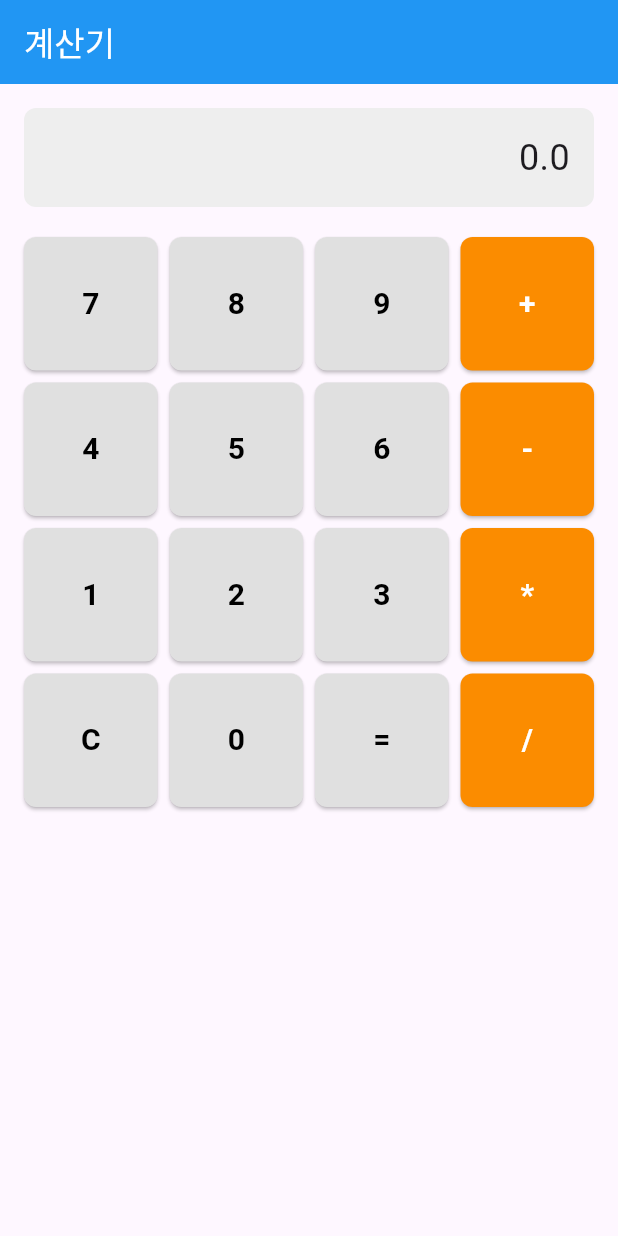
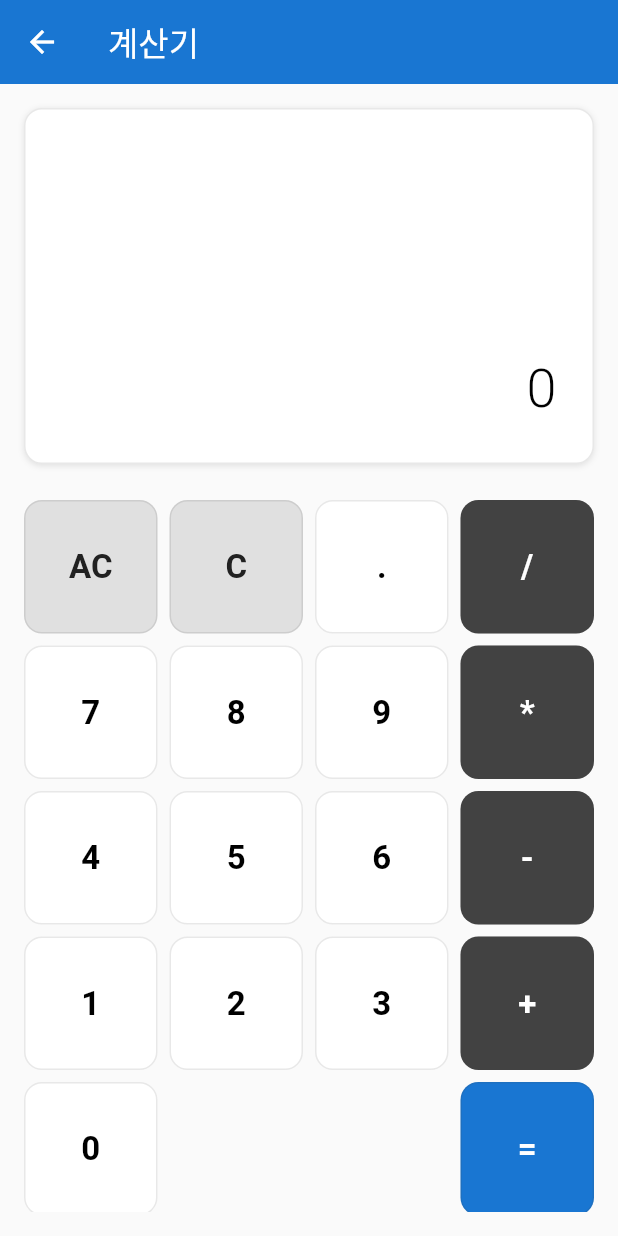
Before and after one commit to camai/flutterplay, a Flutter app: the screen it shows after launch, after a tap on "계산기", on a phone screen of 412 x 824 dp. Run offline on Flutter 3.47's test engine with Material 3 defaults, Android fonts, the phone set to English and light mode, and no system bars.

Commit message:
feat: Calculator 화면 리펙토링 및 기능 구현
- Calculator 화면 리펙토링 : ViewModel을 추가하여 logic과 state 분리
- Fixible and FittedBox를 사용하여 UI 개선

```diff
--- a/lib/screens/calculator_home_screen.dart
+++ b/lib/screens/calculator_home_screen.dart
@@ -1,118 +1,127 @@
 
 import 'package:flutter/material.dart';
+import 'package:provider/provider.dart';
+import '../design_system/app_design_system.dart';
+import '../viewmodels/calculator_viewmodel.dart';
 
-void main() => runApp(Calculator());
+typedef ButtonCallback = void Function(String key);
 
 class Calculator extends StatelessWidget {
+  const Calculator({super.key});
+
   @override
   Widget build(BuildContext context) {
-    return MaterialApp(
-      home: CalculatorScreen(),
+    return ChangeNotifierProvider(
+      create: (context) => CalculatorViewModel(),
+      child: const CalculatorScreen(),
     );
   }
 }
 
-typedef BufferFunc = void Function(String key);
-const List<String> OPERATORS = ['+', '-', '*', '/'];
+class CalculatorScreen extends StatefulWidget {
+  const CalculatorScreen({super.key});
 
-class CalculatorScreen extends StatefulWidget {
   @override
-  State<CalculatorScreen> createState() => CalculatorState();
+  State<CalculatorScreen> createState() => _CalculatorScreenState();
 }
 
-class CalculatorState extends State<CalculatorScreen> {
-  double text = 0;
-  String buffer = '';
-  double op1 = 0;
-  double op2 = 0;
-  String operator = '';
-
-  void numberPressed(String key) {
-    if (key == 'C') {
-      buffer = '';
-      showResult(0);
-    } else if (OPERATORS.contains(key)) {
-      op1 = double.parse(buffer);
-      operator = key;
-      buffer = '';
-    } else if (key == '=') {
-      op2 = double.parse(buffer);
-      calculate(op1, op2, operator);
-      buffer = '';
-    } else {
-      buffer += key;
-    }
-  }
-
-  void calculate(double op1, double op2, String operator) {
-    double res = 0.0;
-    if (operator == "+") res = op1 + op2;
-    if (operator == "-") res = op1 - op2;
-    if (operator == '*') res = op1 * op2;
-    if (operator == '/') res = op1 / op2;
-    showResult(res);
-  }
-
-  void showResult(double num) {
-    setState(() {
-      text = num;
-    });
-  }
-
+class _CalculatorScreenState extends State<CalculatorScreen> {
   @override
   Widget build(BuildContext context) {
+    final viewModel = Provider.of<CalculatorViewModel>(context);
+
     return Scaffold(
       appBar: AppBar(
         title: const Text('계산기'),
-        backgroundColor: Colors.blue,
-        foregroundColor: Colors.white,
+        backgroundColor: AppColors.primary,
+        foregroundColor: AppColors.onPrimary,
+        elevation: 0,
       ),
+      backgroundColor: AppColors.background,
       body: Padding(
-        padding: const EdgeInsets.all(16.0),
+        padding: const EdgeInsets.all(AppSpacing.md),
         child: Column(
           children: [
-            // 결과 표시
-            Container(
-              width: double.infinity,
-              padding: const EdgeInsets.all(16),
-              decoration: BoxDecoration(
-                color: Colors.grey[200],
-                borderRadius: BorderRadius.circular(8),
-              ),
-              child: Text(
-                text.toString(),
-                style: const TextStyle(fontSize: 24),
-                textAlign: TextAlign.right,
+            // 디스플레이 영역
+            Flexible(
+              child: Container(
+                width: double.infinity,
+                padding: const EdgeInsets.all(AppSpacing.lg),
+                decoration: BoxDecoration(
+                  color: AppColors.surface,
+                  borderRadius: BorderRadius.circular(AppRadius.md),
+                  border: Border.all(
+                    color: AppColors.onSurfaceVariant.withOpacity(0.12),
+                    width: 1,
+                  ),
+                  boxShadow: AppShadows.xs,
+                ),
+                child: Column(
+                  crossAxisAlignment: CrossAxisAlignment.end,
+                  mainAxisAlignment: MainAxisAlignment.center,
+                  children: [
+                    if (viewModel.operator.isNotEmpty && !viewModel.waitingForOperand)
+                      Text(
+                        '${viewModel.operand1.toString()} ${viewModel.operator}',
+                        style: AppTypography.bodyMedium.copyWith(
+                          color: AppColors.onSurfaceVariant,
+                        ),
+                      ),
+                    const Spacer(),
+                    FittedBox(
+                      fit: BoxFit.scaleDown,
+                      alignment: Alignment.bottomRight,
+                      child: Text(
+                        viewModel.display,
+                        style: AppTypography.displaySmall.copyWith(
+                          color: viewModel.hasError ? AppColors.error : AppColors.onSurface,
+                          fontWeight: FontWeight.w300,
+                        ),
+                        maxLines: 1,
+                        overflow: TextOverflow.ellipsis,
+                      ),
+                    ),
+                  ],
+                ),
               ),
             ),
-            const SizedBox(height: 20),
+            const SizedBox(height: AppSpacing.lg),
 
             // 버튼 그리드
-            Expanded(
+            Flexible(
+              flex: 2,
               child: GridView.count(
                 crossAxisCount: 4,
-                crossAxisSpacing: 8,
-                mainAxisSpacing: 8,
+                crossAxisSpacing: AppSpacing.sm,
+                mainAxisSpacing: AppSpacing.sm,
                 children: [
-                  CalcButton('7', numberPressed),
-                  CalcButton('8', numberPressed),
-                  CalcButton('9', numberPressed),
-                  FuncButton('+', numberPressed),
+                  // 첫 번째 행
+                  _CalculatorButton('AC', viewModel.onButtonPressed, type: CalculatorButtonType.function),
+                  _CalculatorButton('C', viewModel.onButtonPressed, type: CalculatorButtonType.function),
+                  _CalculatorButton('.', viewModel.onButtonPressed, type: CalculatorButtonType.number),
+                  _CalculatorButton('/', viewModel.onButtonPressed, type: CalculatorButtonType.operator),
 
-                  CalcButton('4', numberPressed),
-                  CalcButton('5', numberPressed),
-                  CalcButton('6', numberPressed),
-                  FuncButton('-', numberPressed),
+                  // 숫자 행들
+                  _CalculatorButton('7', viewModel.onButtonPressed, type: CalculatorButtonType.number),
+                  _CalculatorButton('8', viewModel.onButtonPressed, type: CalculatorButtonType.number),
+                  _CalculatorButton('9', viewModel.onButtonPressed, type: CalculatorButtonType.number),
+                  _CalculatorButton('*', viewModel.onButtonPressed, type: CalculatorButtonType.operator),
 
-                  CalcButton('1', numberPressed),
-                  CalcButton('2', numberPressed),
-                  CalcButton('3', numberPressed),
-                  FuncButton('*', numberPressed),
+                  _CalculatorButton('4', viewModel.onButtonPressed, type: CalculatorButtonType.number),
+                  _CalculatorButton('5', viewModel.onButtonPressed, type: CalculatorButtonType.number),
+                  _CalculatorButton('6', viewModel.onButtonPressed, type: CalculatorButtonType.number),
+                  _CalculatorButton('-', viewModel.onButtonPressed, type: CalculatorButtonType.operator),
 
-                  CalcButton('C', numberPressed),
-                  CalcButton('0', numberPressed),
-                  CalcButton('=', numberPressed),
-                  FuncButton('/', numberPressed),
+                  _CalculatorButton('1', viewModel.onButtonPressed, type: CalculatorButtonType.number),
+                  _CalculatorButton('2', viewModel.onButtonPressed, type: CalculatorButtonType.number),
+                  _CalculatorButton('3', viewModel.onButtonPressed, type: CalculatorButtonType.number),
+                  _CalculatorButton('+', viewModel.onButtonPressed, type: CalculatorButtonType.operator),
+
+                  // 마지막 행
+                  _CalculatorButton('0', viewModel.onButtonPressed, type: CalculatorButtonType.number),
+                  Container(), // 빈 공간
+                  Container(), // 빈 공간
+                  _CalculatorButton('=', viewModel.onButtonPressed, type: CalculatorButtonType.equals),
                 ],
               ),
             ),
@@ -123,52 +132,68 @@ class CalculatorState extends State<CalculatorScreen> {
   }
 }
 
-class CalcButton extends StatelessWidget {
-  final String buttonKey;
-  final BufferFunc func;
+enum CalculatorButtonType { number, operator, function, equals }
 
-  const CalcButton(this.buttonKey, this.func, {super.key});
+class _CalculatorButton extends StatelessWidget {
+  final String label;
+  final ButtonCallback onPressed;
+  final CalculatorButtonType type;
+
+  const _CalculatorButton(
+    this.label,
+    this.onPressed, {
+    required this.type,
+  });
 
   @override
   Widget build(BuildContext context) {
-    return ElevatedButton(
-      onPressed: () => func(buttonKey),
-      style: ElevatedButton.styleFrom(
-        backgroundColor: Colors.grey[300],
-        foregroundColor: Colors.black,
-        shape: RoundedRectangleBorder(
-          borderRadius: BorderRadius.circular(8),
+    Color backgroundColor;
+    Color foregroundColor;
+
+    switch (type) {
+      case CalculatorButtonType.number:
+        backgroundColor = AppColors.surface;
+        foregroundColor = AppColors.onSurface;
+        break;
+      case CalculatorButtonType.operator:
+        backgroundColor = AppColors.secondary;
+        foregroundColor = AppColors.onSecondary;
+        break;
+      case CalculatorButtonType.function:
+        backgroundColor = AppColors.secondaryContainer;
+        foregroundColor = AppColors.onSecondaryContainer;
+        break;
+      case CalculatorButtonType.equals:
+        backgroundColor = AppColors.primary;
+        foregroundColor = AppColors.onPrimary;
+        break;
+    }
+
+    return Material(
+      color: backgroundColor,
+      borderRadius: BorderRadius.circular(AppRadius.md),
+      child: InkWell(
+        borderRadius: BorderRadius.circular(AppRadius.md),
+        onTap: () => onPressed(label),
+        child: Container(
+          decoration: BoxDecoration(
+            borderRadius: BorderRadius.circular(AppRadius.md),
+            border: Border.all(
+              color: AppColors.onSurfaceVariant.withOpacity(0.12),
+              width: 1,
+            ),
+          ),
+          child: Center(
+            child: Text(
+              label,
+              style: AppTypography.titleLarge.copyWith(
+                color: foregroundColor,
+                fontWeight: FontWeight.w600,
+              ),
+            ),
+          ),
         ),
-      ),
-      child: Text(
-        buttonKey,
-        style: const TextStyle(fontSize: 20, fontWeight: FontWeight.bold),
       ),
     );
   }
 }
-
-class FuncButton extends StatelessWidget {
-  final String buttonKey;
-  final BufferFunc func;
-
-  const FuncButton(this.buttonKey, this.func, {super.key});
-
-  @override
-  Widget build(BuildContext context) {
-    return ElevatedButton(
-      onPressed: () => func(buttonKey),
-      style: ElevatedButton.styleFrom(
-        backgroundColor: Colors.orange[600],
-        foregroundColor: Colors.white,
-        shape: RoundedRectangleBorder(
-          borderRadius: BorderRadius.circular(8),
-        ),
-      ),
-      child: Text(
-        buttonKey,
-        style: const TextStyle(fontSize: 20, fontWeight: FontWeight.bold),
-      ),
-    );
-  }
-}
```
Also changed, not shown: lib/viewmodels/calculator_viewmodel.dart (added, +171 -0 lines).
